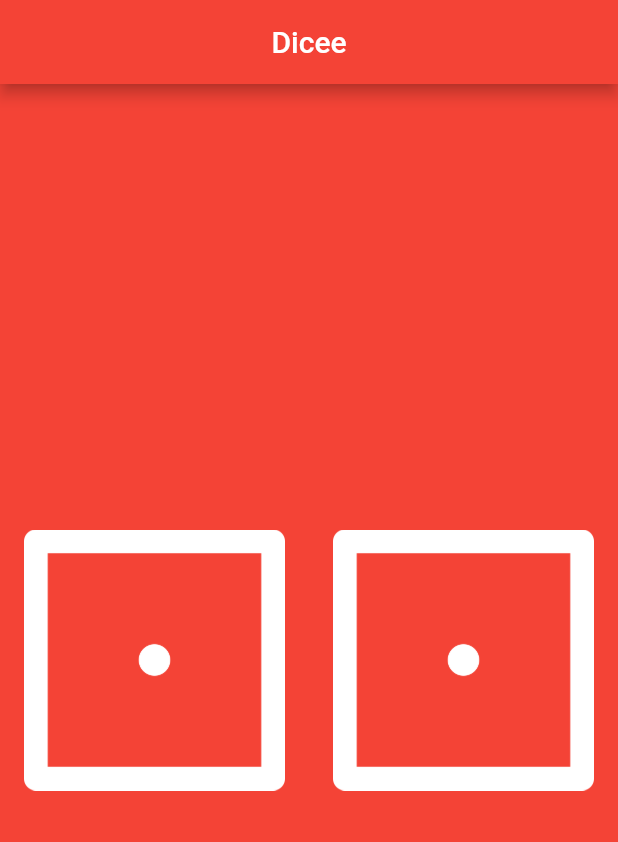
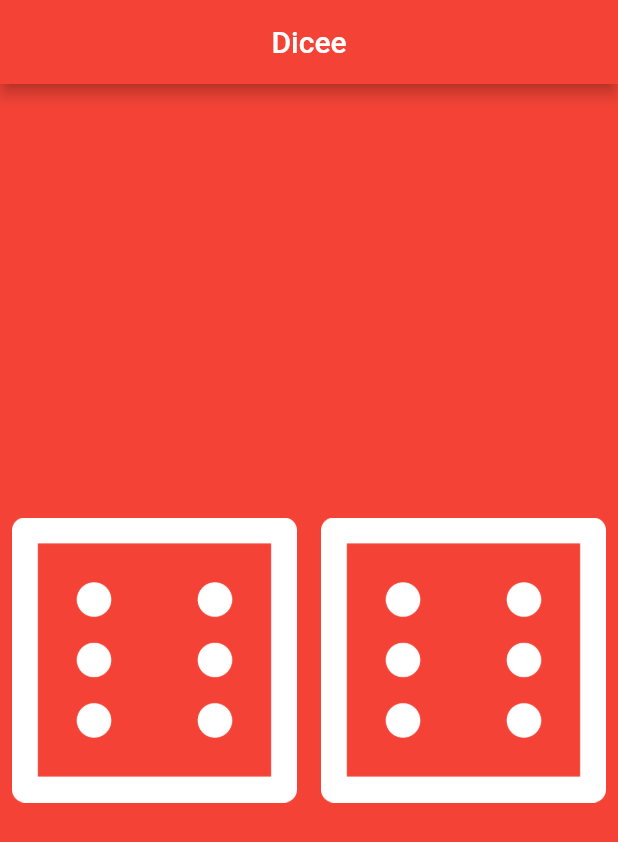
Before and after one commit to AdrianoSantana/Dice-app, a Flutter app: the screen it shows after launch, on a phone screen of 412 x 824 dp. Shown: the top 842 px of the screen. Run offline on Flutter 3.47's test engine with Material 2 defaults, Android fonts, the phone set to English and light mode, and no system bars.

```diff
--- a/lib/main.dart
+++ b/lib/main.dart
@@ -1,3 +1,5 @@
+import 'dart:math';
+
 import 'package:flutter/material.dart';
 
 void main() {
@@ -15,7 +17,24 @@ void main() {
   );
 }
 
-class DicePage extends StatelessWidget {
+class DicePage extends StatefulWidget {
+  const DicePage({Key? key}) : super(key: key);
+
+  @override
+  _DicePageState createState() => _DicePageState();
+}
+
+class _DicePageState extends State<DicePage> {
+  int leftDiceValue = 6;
+  int rightDiceValue = 6;
+
+  rollDice() {
+    setState(() {
+      leftDiceValue = Random().nextInt(5) + 1;
+      rightDiceValue = Random().nextInt(5) + 1;
+    });
+  }
+
   @override
   Widget build(BuildContext context) {
     return Center(
@@ -23,15 +42,15 @@ class DicePage extends StatelessWidget {
         crossAxisAlignment: CrossAxisAlignment.center,
         children: [
           Expanded(
-            child: Padding(
-              padding: const EdgeInsets.symmetric(horizontal: 16),
-              child: Image.asset('images/dice1.png'),
+            child: TextButton(
+              child: Image.asset('images/dice$leftDiceValue.png'),
+              onPressed: rollDice,
             ),
           ),
           Expanded(
-            child: Padding(
-              padding: const EdgeInsets.symmetric(horizontal: 16),
-              child: Image.asset('images/dice1.png'),
+            child: TextButton(
+              child: Image.asset('images/dice$rightDiceValue.png'),
+              onPressed: rollDice,
             ),
           ),
         ],
```
